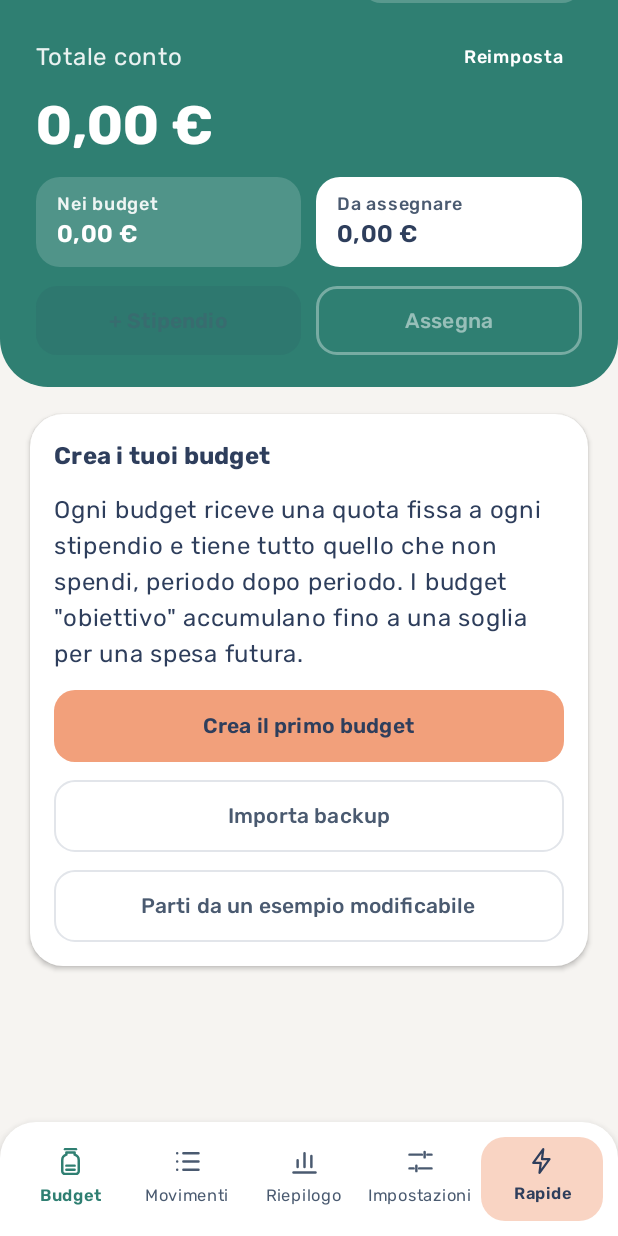
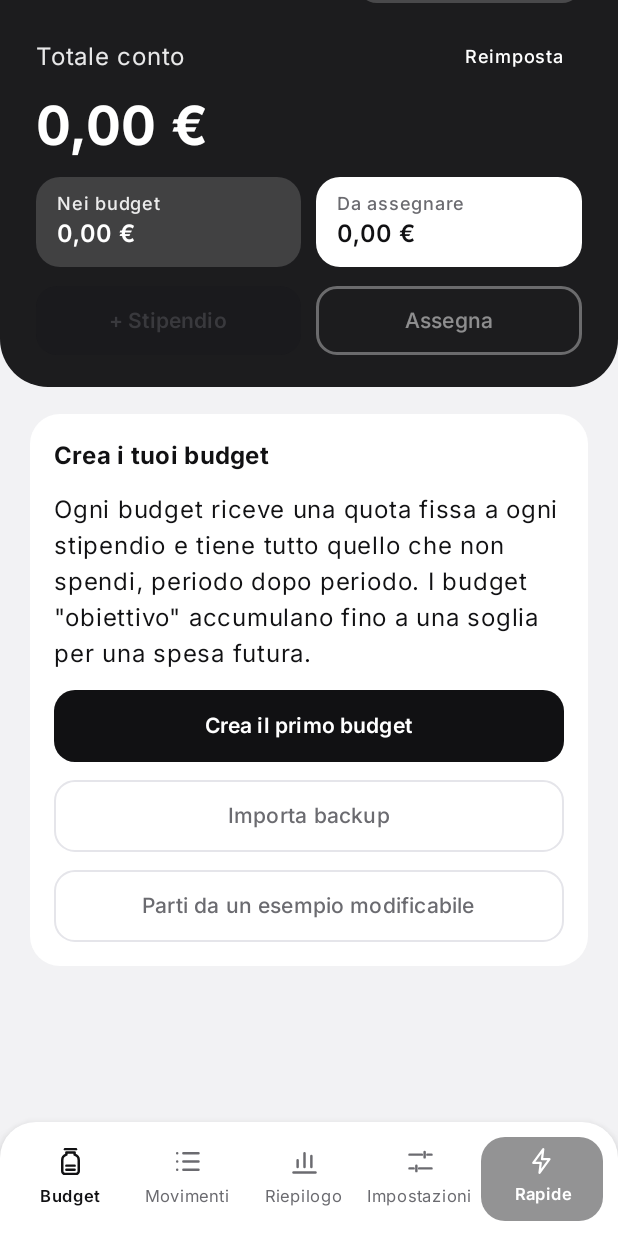
Before and after one commit to DonUriello/ANDROID_speseVasetto, an Android app built with Jetpack Compose: the screen it shows after launch (MainActivity), scrolled down 40 dp, on a phone screen of 412 x 824 dp. Run offline under Robolectric (Android 15) with nearby library versions, the phone set to English and light mode, and no system bars; our stand-ins replace Room's generated code.

Commit message:
Nuovo stile card bianche su grigio: palette, font Inter e componenti
Co-Authored-By: Claude Opus 5.5 <noreply@anthropic.com>
Claude-Session: https://claude.ai/code/session_01793VYUXjrfrS7dqxtmRkr2

```diff
--- a/app/src/main/assets/licenses/rubik-OFL.txt
+++ b/app/src/main/assets/licenses/inter-OFL.txt
@@ -1,4 +1,4 @@
-Copyright 2015 The Rubik Project Authors (https://github.com/googlefonts/rubik) Rubik-Italic[wght].ttf: Copyright 2015 The Rubik Project Authors (https://github.com/googlefonts/rubik)
+Copyright 2016 The Inter Project Authors (https://github.com/rsms/inter) Inter-Italic[opsz,wght].ttf: Copyright 2016 The Inter Project Authors (https://github.com/rsms/inter)
 
 This Font Software is licensed under the SIL Open Font License, Version 1.1.
 This license is copied below, and is also available with a FAQ at:
--- a/app/src/main/java/it/elia/gestionespese/ui/components/AppIcons.kt
+++ b/app/src/main/java/it/elia/gestionespese/ui/components/AppIcons.kt
@@ -42,6 +42,20 @@ object AppIcons {
     /** Frecce opposte: togli o sposta. */
     val Swap = stroke("swap", "M7 7h12M15 3l4 4 -4 4", "M17 17H5M9 13l-4 4 4 4")
 
+    /** Più e meno: entrata e spesa. */
+    val Plus = stroke("plus", "M12 5v14M5 12h14")
+    val Minus = stroke("minus", "M5 12h14")
+
+    /** Freccia nel vasetto: assegna. */
+    val Assign = stroke("assign", "M12 4v10M8 10l4 4 4-4", "M5 20h14")
+
+    /** Freccia circolare: reimposta il totale. */
+    val Reset = stroke("reset", "M4 12a8 8 0 1 0 2.3 -5.6", "M4 4v4h4")
+
+    /** Frecce di navigazione. */
+    val ChevronRight = stroke("chevron-right", "M9 6l6 6 -6 6")
+    val Back = stroke("back", "M15 5l-7 7 7 7")
+
     /** Cestino: elimina. */
     val Trash = stroke("trash", "M4 7h16M10 11v6M14 11v6", "M6 7l1 13h10l1-13M9 7V4h6v3")
 
--- a/app/src/main/java/it/elia/gestionespese/ui/components/Common.kt
+++ b/app/src/main/java/it/elia/gestionespese/ui/components/Common.kt
@@ -54,7 +54,7 @@ import java.time.Instant
 import java.time.LocalDate
 import java.time.ZoneOffset
 
-/** Card bianca arrotondata con ombra morbida: il contenitore di base dell'app. */
+/** Card bianca arrotondata su fondo grigio: il contenitore di base dell'app. */
 @Composable
 fun Panel(
     modifier: Modifier = Modifier,
@@ -63,9 +63,8 @@ fun Panel(
 ) {
     Surface(
         modifier = modifier.fillMaxWidth(),
-        shape = RoundedCornerShape(22.dp),
+        shape = RoundedCornerShape(20.dp),
         color = color,
-        shadowElevation = 2.dp,
     ) {
         Column(Modifier.padding(16.dp), verticalArrangement = Arrangement.spacedBy(12.dp), content = content)
     }
@@ -151,11 +150,11 @@ fun PillChip(text: String, selected: Boolean, onClick: () -> Unit, modifier: Mod
     Surface(
         onClick = onClick,
         shape = RoundedCornerShape(50),
-        color = if (selected) colors.blueSoft else MaterialTheme.colorScheme.surface,
-        contentColor = if (selected) colors.ink else colors.muted,
+        color = if (selected) colors.header else MaterialTheme.colorScheme.surface,
+        contentColor = if (selected) colors.onHeader else colors.muted,
         modifier = modifier.heightIn(min = 40.dp),
     ) {
-        Box(Modifier.padding(horizontal = 14.dp, vertical = 10.dp), contentAlignment = Alignment.Center) {
+        Box(Modifier.padding(horizontal = 16.dp, vertical = 10.dp), contentAlignment = Alignment.Center) {
             Text(text, style = MaterialTheme.typography.bodyMedium, fontWeight = if (selected) FontWeight.Medium else FontWeight.Normal, maxLines = 1)
         }
     }
@@ -420,14 +419,14 @@ fun SheetButtons(
     Row(Modifier.fillMaxWidth().padding(top = 4.dp), horizontalArrangement = Arrangement.spacedBy(10.dp)) {
         OutlinedButton(
             onClick = onCancel,
-            modifier = Modifier.weight(1f).height(52.dp),
-            shape = RoundedCornerShape(16.dp),
+            modifier = Modifier.weight(1f).height(54.dp),
+            shape = RoundedCornerShape(50),
             border = BorderStroke(1.5.dp, colors.line),
         ) { Text(cancel, color = colors.ink) }
         Button(
             onClick = onConfirm,
-            modifier = Modifier.weight(1.4f).height(52.dp),
-            shape = RoundedCornerShape(16.dp),
+            modifier = Modifier.weight(1.4f).height(54.dp),
+            shape = RoundedCornerShape(50),
             colors = if (danger) {
                 ButtonDefaults.buttonColors(containerColor = colors.neg, contentColor = Color.White)
             } else {
--- a/app/src/main/java/it/elia/gestionespese/ui/theme/Theme.kt
+++ b/app/src/main/java/it/elia/gestionespese/ui/theme/Theme.kt
@@ -18,8 +18,8 @@ import androidx.compose.ui.text.font.FontWeight
 import it.elia.gestionespese.R
 
 /**
- * Colori dell'app: card pastello (pesca, teal, ambra, azzurro), testata teal, card blu notte per gli
- * obiettivi, accento pesca. Ogni colore con testo sopra ha il suo "on…" con contrasto ≥ 4,5:1.
+ * Colori dell'app: fondo grigio chiaro, card bianche, nero per la card del saldo e le azioni principali,
+ * verde/arancio/blu/viola per le barre dei budget. Ogni colore con testo sopra ha il suo "on…" (≥ 4,5:1).
  */
 @Immutable
 data class AppColors(
@@ -27,22 +27,24 @@ data class AppColors(
     val ink: Color,
     val muted: Color,
     val line: Color,
+    /** Fondo dei campi e delle tracce delle barre. */
     val sunk: Color,
-    /** Testata della schermata Budget. */
+    /** Card del saldo (nera) e selezioni forti. */
     val header: Color,
     val onHeader: Color,
-    /** Accento caldo: pulsante −, Conferma, Spese rapide. */
+    val onHeaderMuted: Color,
+    /** Azione principale: pulsanti pieni, Conferma, pillola di navigazione. */
     val peach: Color,
     val onPeach: Color,
-    /** Ambra: "+ Stipendio", monete, barre di avanzamento. */
+    /** Verde: progressi, entrate, "Da assegnare". */
     val amber: Color,
     val onAmber: Color,
-    /** Fondi pastello delle card, con testo [ink]. */
+    /** Tinte chiare per icone e fondi secondari. */
     val peachSoft: Color,
     val tealSoft: Color,
     val amberSoft: Color,
     val blueSoft: Color,
-    /** Card degli obiettivi. */
+    /** Riquadri forti (es. "Resta in Da assegnare"). */
     val navy: Color,
     val onNavy: Color,
     val onNavyMuted: Color,
@@ -56,6 +58,8 @@ data class AppColors(
     val chartIn: Color,
     val chartInStrong: Color,
     val chartOut: Color,
+    /** Colori delle barre dei budget, a rotazione. */
+    val bars: List<Color>,
     // Nomi storici, usati da Impostazioni e moduli
     val accent: Color,
     val onAccent: Color,
@@ -70,94 +74,98 @@ data class AppColors(
 )
 
 private val LightAppColors = AppColors(
-    ink = Color(0xFF2E3E5C),
-    muted = Color(0xFF4A5A70),
-    line = Color(0xFFE2E5EA),
-    sunk = Color(0xFFF1EFEC),
-    header = Color(0xFF2F7F72),
+    ink = Color(0xFF111113),
+    muted = Color(0xFF6B6B70),
+    line = Color(0xFFE5E5EA),
+    sunk = Color(0xFFF2F2F4),
+    header = Color(0xFF1C1C1E),
     onHeader = Color.White,
-    peach = Color(0xFFF2A07B),
-    onPeach = Color(0xFF2E3E5C),
-    amber = Color(0xFFF2B552),
-    onAmber = Color(0xFF2E3E5C),
-    peachSoft = Color(0xFFF9D3BE),
-    tealSoft = Color(0xFFBFE0DC),
-    amberSoft = Color(0xFFF7D78E),
-    blueSoft = Color(0xFFC9D6EC),
-    navy = Color(0xFF3B5280),
+    onHeaderMuted = Color(0xFFB8B8BD),
+    peach = Color(0xFF111113),
+    onPeach = Color.White,
+    amber = Color(0xFF16A34A),
+    onAmber = Color.White,
+    peachSoft = Color(0xFFFFF1E6),
+    tealSoft = Color(0xFFE7F7EC),
+    amberSoft = Color(0xFFFFF6DA),
+    blueSoft = Color(0xFFEAF0FF),
+    navy = Color(0xFF1C1C1E),
     onNavy = Color.White,
-    onNavyMuted = Color(0xFFD5DCEA),
-    warnOnNavy = Color(0xFFFFB4A9),
-    income = Color(0xFF1F6B5E),
-    neg = Color(0xFFB3261E),
-    negSoft = Color(0xFFF8DEDB),
-    ok = Color(0xFF25804F),
+    onNavyMuted = Color(0xFFB8B8BD),
+    warnOnNavy = Color(0xFFFF9F94),
+    income = Color(0xFF15803D),
+    neg = Color(0xFFC62828),
+    negSoft = Color(0xFFFDE7E7),
+    ok = Color(0xFF15803D),
     onOk = Color.White,
-    chartIn = Color(0xFF5BAA9B),
-    chartInStrong = Color(0xFF2F7F72),
-    chartOut = Color(0xFFF2B552),
-    accent = Color(0xFF2F7F72),
+    chartIn = Color(0xFF22C55E),
+    chartInStrong = Color(0xFF15803D),
+    chartOut = Color(0xFF1C1C1E),
+    bars = listOf(Color(0xFF22C55E), Color(0xFFF59E0B), Color(0xFF3B82F6), Color(0xFF8B5CF6)),
+    accent = Color(0xFF111113),
     onAccent = Color.White,
-    accentSoft = Color(0xFFDCEFEC),
-    spend = Color(0xFF3B5280),
-    spendSoft = Color(0xFFC9D6EC),
-    goal = Color(0xFF8A5A00),
-    goalSoft = Color(0xFFF7D78E),
-    goalTint = Color(0xFFFBF5E8),
-    quick = Color(0xFFF2A07B),
-    onQuick = Color(0xFF2E3E5C),
+    accentSoft = Color(0xFFE7F7EC),
+    spend = Color(0xFF111113),
+    spendSoft = Color(0xFFF2F2F4),
+    goal = Color(0xFF9A5B00),
+    goalSoft = Color(0xFFFFF6DA),
+    goalTint = Color(0xFFFFFFFF),
+    quick = Color(0xFF111113),
+    onQuick = Color.White,
 )
 
 private val DarkAppColors = AppColors(
-    ink = Color(0xFFE8ECF2),
-    muted = Color(0xFFA9B4C4),
-    line = Color(0xFF334052),
-    sunk = Color(0xFF252E3B),
-    header = Color(0xFF1F5F55),
+    ink = Color(0xFFF5F5F7),
+    muted = Color(0xFFA1A1A6),
+    line = Color(0xFF38383A),
+    sunk = Color(0xFF2C2C2E),
+    header = Color(0xFF2C2C2E),
     onHeader = Color.White,
-    peach = Color(0xFFF2A07B),
-    onPeach = Color(0xFF1E2633),
-    amber = Color(0xFFF2B552),
-    onAmber = Color(0xFF1E2633),
-    peachSoft = Color(0xFF55372A),
-    tealSoft = Color(0xFF22463F),
-    amberSoft = Color(0xFF524221),
-    blueSoft = Color(0xFF2A3A55),
-    navy = Color(0xFF2C3D63),
+    onHeaderMuted = Color(0xFFB8B8BD),
+    peach = Color(0xFFF5F5F7),
+    onPeach = Color(0xFF111113),
+    amber = Color(0xFF30D158),
+    onAmber = Color(0xFF0B1A10),
+    peachSoft = Color(0xFF3A2A1E),
+    tealSoft = Color(0xFF1E3326),
+    amberSoft = Color(0xFF3A3218),
+    blueSoft = Color(0xFF1E2840),
+    navy = Color(0xFF2C2C2E),
     onNavy = Color.White,
-    onNavyMuted = Color(0xFFC6CFDF),
-    warnOnNavy = Color(0xFFFFB4A9),
-    income = Color(0xFF7FD3C2),
-    neg = Color(0xFFF08A80),
-    negSoft = Color(0xFF4A2522),
-    ok = Color(0xFF4CB87E),
-    onOk = Color(0xFF08170F),
-    chartIn = Color(0xFF5BAA9B),
-    chartInStrong = Color(0xFF8FD6C8),
-    chartOut = Color(0xFFF2B552),
-    accent = Color(0xFF7FD3C2),
-    onAccent = Color(0xFF0B1714),
-    accentSoft = Color(0xFF22463F),
-    spend = Color(0xFFA9C1EA),
-    spendSoft = Color(0xFF2A3A55),
-    goal = Color(0xFFF2C46B),
-    goalSoft = Color(0xFF524221),
-    goalTint = Color(0xFF2A2619),
-    quick = Color(0xFFF2A07B),
-    onQuick = Color(0xFF1E2633),
+    onNavyMuted = Color(0xFFB8B8BD),
+    warnOnNavy = Color(0xFFFF9F94),
+    income = Color(0xFF30D158),
+    neg = Color(0xFFFF6B60),
+    negSoft = Color(0xFF3D1E1C),
+    ok = Color(0xFF30D158),
+    onOk = Color(0xFF0B1A10),
+    chartIn = Color(0xFF30D158),
+    chartInStrong = Color(0xFF7BE495),
+    chartOut = Color(0xFFF5F5F7),
+    bars = listOf(Color(0xFF30D158), Color(0xFFFFB340), Color(0xFF64A0FF), Color(0xFFB08CFF)),
+    accent = Color(0xFFF5F5F7),
+    onAccent = Color(0xFF111113),
+    accentSoft = Color(0xFF1E3326),
+    spend = Color(0xFFF5F5F7),
+    spendSoft = Color(0xFF2C2C2E),
+    goal = Color(0xFFFFB340),
+    goalSoft = Color(0xFF3A3218),
+    goalTint = Color(0xFF1C1C1E),
+    quick = Color(0xFFF5F5F7),
+    onQuick = Color(0xFF111113),
 )
 
 private val LocalAppColors = staticCompositionLocalOf { LightAppColors }
 
 private val LightScheme = lightColorScheme(
-    primary = LightAppColors.header,
-    onPrimary = Color.White,
+    primary = LightAppColors.peach,
+    onPrimary = LightAppColors.onPeach,
     primaryContainer = LightAppColors.tealSoft,
     onPrimaryContainer = LightAppColors.ink,
-    secondary = LightAppColors.navy,
+    secondary = LightAppColors.ink,
     tertiary = LightAppColors.amber,
     error = LightAppColors.neg,
-    background = Color(0xFFF6F4F1),
+    background = Color(0xFFF2F2F4),
     onBackground = LightAppColors.ink,
     surface = Color.White,
     onSurface = LightAppColors.ink,
@@ -167,58 +175,58 @@ private val LightScheme = lightColorScheme(
     surfaceContainer = Color.White,
     surfaceContainerHigh = Color.White,
     surfaceContainerHighest = LightAppColors.sunk,
-    outline = Color(0xFF8A96A6),
+    outline = Color(0xFF8E8E93),
     outlineVariant = LightAppColors.line,
 )
 
 private val DarkScheme = darkColorScheme(
-    primary = DarkAppColors.accent,
-    onPrimary = DarkAppColors.onAccent,
+    primary = DarkAppColors.peach,
+    onPrimary = DarkAppColors.onPeach,
     primaryContainer = DarkAppColors.tealSoft,
     onPrimaryContainer = DarkAppColors.ink,
-    secondary = DarkAppColors.spend,
+    secondary = DarkAppColors.ink,
     tertiary = DarkAppColors.amber,
     error = DarkAppColors.neg,
-    background = Color(0xFF151B24),
+    background = Color(0xFF000000),
     onBackground = DarkAppColors.ink,
-    surface = Color(0xFF1E2631),
+    surface = Color(0xFF1C1C1E),
     onSurface = DarkAppColors.ink,
     surfaceVariant = DarkAppColors.sunk,
     onSurfaceVariant = DarkAppColors.muted,
-    surfaceContainerLow = Color(0xFF1E2631),
-    surfaceContainer = Color(0xFF212A36),
-    surfaceContainerHigh = Color(0xFF242D3A),
+    surfaceContainerLow = Color(0xFF1C1C1E),
+    surfaceContainer = Color(0xFF1C1C1E),
+    surfaceContainerHigh = Color(0xFF242426),
     surfaceContainerHighest = DarkAppColors.sunk,
-    outline = Color(0xFF6F7C8E),
+    outline = Color(0xFF8E8E93),
     outlineVariant = DarkAppColors.line,
 )
 
-/** Rubik, incluso nell'app (licenza SIL OFL in assets/licenses). */
-val Rubik = FontFamily(
-    Font(R.font.rubik_regular, FontWeight.Normal),
-    Font(R.font.rubik_medium, FontWeight.Medium),
-    Font(R.font.rubik_semibold, FontWeight.SemiBold),
-    Font(R.font.rubik_bold, FontWeight.Bold),
+/** Inter, incluso nell'app (licenza SIL OFL in assets/licenses). */
+val AppFont = FontFamily(
+    Font(R.font.inter_regular, FontWeight.Normal),
+    Font(R.font.inter_medium, FontWeight.Medium),
+    Font(R.font.inter_semibold, FontWeight.SemiBold),
+    Font(R.font.inter_bold, FontWeight.Bold),
 )
 
 private val AppTypography: Typography = Typography().let { t ->
-    fun TextStyle.rubik() = copy(fontFamily = Rubik)
+    fun TextStyle.withAppFont() = copy(fontFamily = AppFont)
     Typography(
-        displayLarge = t.displayLarge.rubik(),
-        displayMedium = t.displayMedium.rubik(),
-        displaySmall = t.displaySmall.rubik(),
-        headlineLarge = t.headlineLarge.rubik(),
-        headlineMedium = t.headlineMedium.rubik(),
-        headlineSmall = t.headlineSmall.rubik(),
-        titleLarge = t.titleLarge.rubik(),
-        titleMedium = t.titleMedium.rubik(),
-        titleSmall = t.titleSmall.rubik(),
-        bodyLarge = t.bodyLarge.rubik(),
-        bodyMedium = t.bodyMedium.rubik(),
-        bodySmall = t.bodySmall.rubik(),
-        labelLarge = t.labelLarge.rubik(),
-        labelMedium = t.labelMedium.rubik(),
-        labelSmall = t.labelSmall.rubik(),
+        displayLarge = t.displayLarge.withAppFont(),
+        displayMedium = t.displayMedium.withAppFont(),
+        displaySmall = t.displaySmall.withAppFont(),
+        headlineLarge = t.headlineLarge.withAppFont(),
+        headlineMedium = t.headlineMedium.withAppFont(),
+        headlineSmall = t.headlineSmall.withAppFont(),
+        titleLarge = t.titleLarge.withAppFont(),
+        titleMedium = t.titleMedium.withAppFont(),
+        titleSmall = t.titleSmall.withAppFont(),
+        bodyLarge = t.bodyLarge.withAppFont(),
+        bodyMedium = t.bodyMedium.withAppFont(),
+        bodySmall = t.bodySmall.withAppFont(),
+        labelLarge = t.labelLarge.withAppFont(),
+        labelMedium = t.labelMedium.withAppFont(),
+        labelSmall = t.labelSmall.withAppFont(),
     )
 }
 
@@ -234,7 +242,7 @@ fun GestioneSpeseTheme(darkTheme: Boolean = isSystemInDarkTheme(), content: @Com
     }
 }
 
-/** Accesso ai colori dell'app: `AppTheme.colors.peach`. */
+/** Accesso ai colori dell'app: `AppTheme.colors.ink`. */
 object AppTheme {
     val colors: AppColors
         @Composable @ReadOnlyComposable get() = LocalAppColors.current
```
Also changed, not shown: app/src/main/res/font/inter_bold.ttf (added), app/src/main/res/font/inter_medium.ttf (added), app/src/main/res/font/inter_regular.ttf (added), app/src/main/res/font/inter_semibold.ttf (added), app/src/main/res/font/rubik_bold.ttf (deleted), app/src/main/res/font/rubik_medium.ttf (deleted), app/src/main/res/font/rubik_regular.ttf (deleted), app/src/main/res/font/rubik_semibold.ttf (deleted), 1 other file.
